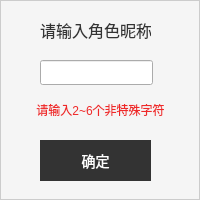
Huu-Yuu/DeskXiuxian, file ui/modifyrolename.ui: the form before one commit.
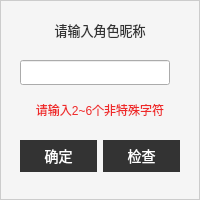
The form after the commit. Icons and pictures are not drawn.

Commit message: 1、增加数据相关函数 2、完善用户注册和修改角色名

```diff
--- a/ui/modifyrolename.ui
+++ b/ui/modifyrolename.ui
@@ -48,14 +48,14 @@
   <widget class="QLabel" name="label">
    <property name="geometry">
     <rect>
-     <x>40</x>
+     <x>0</x>
      <y>10</y>
-     <width>111</width>
-     <height>41</height>
+     <width>200</width>
+     <height>40</height>
     </rect>
    </property>
    <property name="text">
-    <string>&lt;html&gt;&lt;head/&gt;&lt;body&gt;&lt;p&gt;&lt;span style=&quot; font-size:12pt;&quot;&gt;请输入角色昵称&lt;/span&gt;&lt;/p&gt;&lt;/body&gt;&lt;/html&gt;</string>
+    <string>&lt;html&gt;&lt;head/&gt;&lt;body&gt;&lt;p&gt;&lt;span style=&quot; font-size:10pt;&quot;&gt;请输入角色昵称&lt;/span&gt;&lt;/p&gt;&lt;/body&gt;&lt;/html&gt;</string>
    </property>
    <property name="alignment">
     <set>Qt::AlignCenter</set>
@@ -64,12 +64,24 @@
   <widget class="QLineEdit" name="lineEdit">
    <property name="geometry">
     <rect>
-     <x>40</x>
+     <x>20</x>
      <y>60</y>
-     <width>113</width>
+     <width>150</width>
      <height>25</height>
     </rect>
    </property>
+   <property name="minimumSize">
+    <size>
+     <width>150</width>
+     <height>25</height>
+    </size>
+   </property>
+   <property name="maximumSize">
+    <size>
+     <width>150</width>
+     <height>25</height>
+    </size>
+   </property>
    <property name="toolTip">
     <string>&lt;html&gt;&lt;head/&gt;&lt;body&gt;&lt;p&gt;&lt;br/&gt;&lt;/p&gt;&lt;/body&gt;&lt;/html&gt;</string>
    </property>
@@ -82,16 +94,31 @@
    <property name="maxLength">
     <number>6</number>
    </property>
+   <property name="alignment">
+    <set>Qt::AlignCenter</set>
+   </property>
   </widget>
   <widget class="QLabel" name="label_2">
    <property name="geometry">
     <rect>
      <x>0</x>
      <y>90</y>
-     <width>201</width>
-     <height>41</height>
+     <width>200</width>
+     <height>40</height>
     </rect>
    </property>
+   <property name="minimumSize">
+    <size>
+     <width>200</width>
+     <height>40</height>
+    </size>
+   </property>
+   <property name="maximumSize">
+    <size>
+     <width>200</width>
+     <height>40</height>
+    </size>
+   </property>
    <property name="styleSheet">
     <string notr="true">color: rgb(239, 41, 41);</string>
    </property>
@@ -102,18 +129,58 @@
     <set>Qt::AlignCenter</set>
    </property>
   </widget>
-  <widget class="QPushButton" name="pushButton">
+  <widget class="QWidget" name="horizontalLayoutWidget">
    <property name="geometry">
     <rect>
-     <x>40</x>
+     <x>20</x>
      <y>140</y>
-     <width>111</width>
-     <height>41</height>
+     <width>160</width>
+     <height>32</height>
     </rect>
    </property>
-   <property name="text">
-    <string>确定</string>
-   </property>
+   <layout class="QHBoxLayout" name="horizontalLayout">
+    <item>
+     <widget class="QPushButton" name="star_btn">
+      <property name="enabled">
+       <bool>false</bool>
+      </property>
+      <property name="minimumSize">
+       <size>
+        <width>0</width>
+        <height>0</height>
+       </size>
+      </property>
+      <property name="maximumSize">
+       <size>
+        <width>110</width>
+        <height>40</height>
+       </size>
+      </property>
+      <property name="text">
+       <string>确定</string>
+      </property>
+     </widget>
+    </item>
+    <item>
+     <widget class="QPushButton" name="check_btn">
+      <property name="minimumSize">
+       <size>
+        <width>0</width>
+        <height>0</height>
+       </size>
+      </property>
+      <property name="maximumSize">
+       <size>
+        <width>110</width>
+        <height>40</height>
+       </size>
+      </property>
+      <property name="text">
+       <string>检查</string>
+      </property>
+     </widget>
+    </item>
+   </layout>
   </widget>
  </widget>
  <resources/>
```
Left out of the diff: 8 changed lines with no effect on the pictures. The commit also changes 12 other files.
